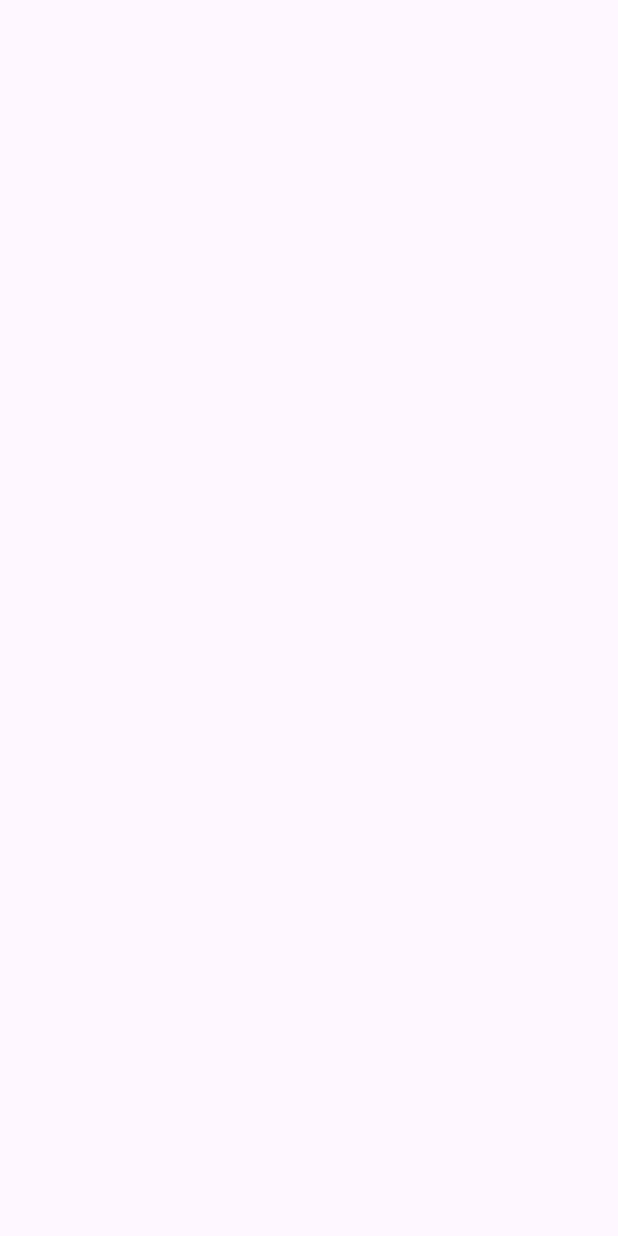
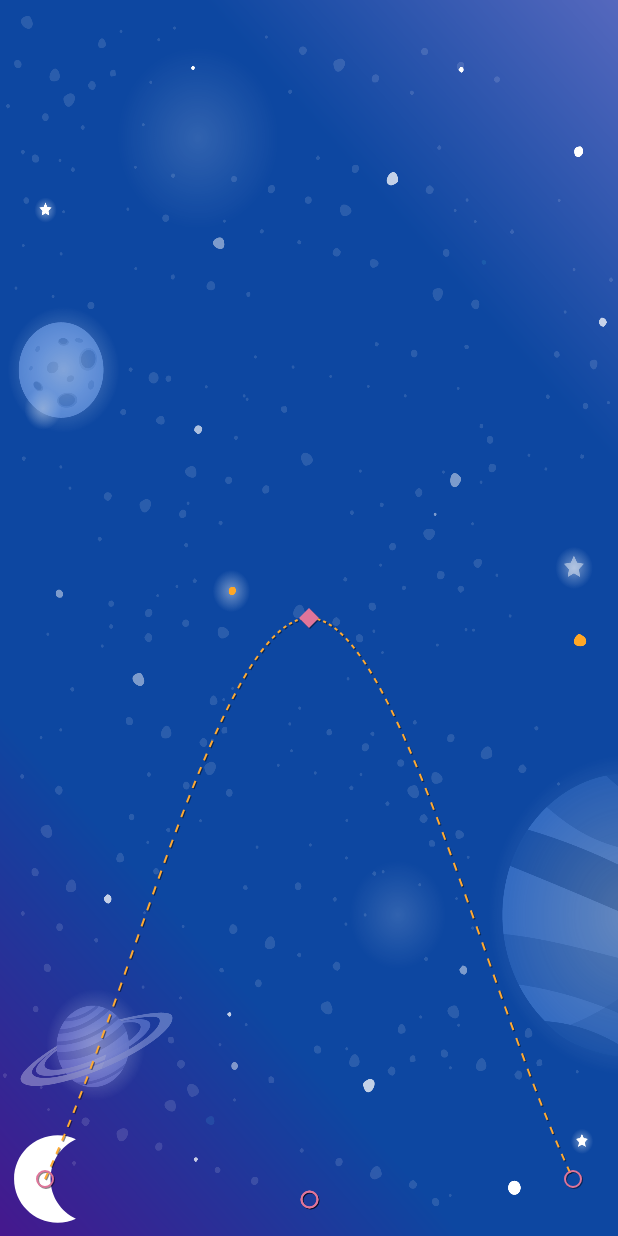
Before and after one commit to Uthoai/Motion-ex-list, an Android app: the Step3Activity screen opened directly, with no data from a screen before it, on a phone screen of 412 x 824 dp. Before the commit the screen is empty. Run offline under Robolectric (Android 15) with nearby library versions, the phone set to English and light mode, and no system bars.

Commit message:
step3 -Modifying a path step4 -Building complex paths

```diff
--- a/app/src/main/res/layout/activity_step3.xml
+++ b/app/src/main/res/layout/activity_step3.xml
@@ -1,10 +1,35 @@
 <?xml version="1.0" encoding="utf-8"?>
-<androidx.constraintlayout.widget.ConstraintLayout xmlns:android="http://schemas.android.com/apk/res/android"
+<androidx.constraintlayout.motion.widget.MotionLayout
+    xmlns:android="http://schemas.android.com/apk/res/android"
     xmlns:app="http://schemas.android.com/apk/res-auto"
     xmlns:tools="http://schemas.android.com/tools"
     android:id="@+id/main"
     android:layout_width="match_parent"
     android:layout_height="match_parent"
-    tools:context=".ui.Step3Activity">
+    android:background="@drawable/background"
+    app:layoutDescription="@xml/activity_step3_scene"
+    tools:context=".ui.Step3Activity"
+    app:motionDebug="SHOW_PATH">
 
-</androidx.constraintlayout.widget.ConstraintLayout>
+    <ImageView
+        android:id="@+id/iv_moon"
+        android:layout_width="wrap_content"
+        android:layout_height="wrap_content"
+        android:src="@drawable/ic_moon"
+        android:layout_marginBottom="8dp"
+        app:layout_constraintBottom_toBottomOf="parent"
+        app:layout_constraintStart_toStartOf="parent"/>
+
+    <TextView
+        android:id="@+id/tv_credits"
+        android:layout_width="wrap_content"
+        android:layout_height="wrap_content"
+        android:text="@string/credits"
+        android:textColor="?colorOnPrimary"
+        android:textSize="24sp"
+        app:layout_constraintBottom_toBottomOf="parent"
+        app:layout_constraintStart_toStartOf="parent"
+        app:layout_constraintEnd_toEndOf="parent"
+        android:layout_marginBottom="8dp"/>
+
+</androidx.constraintlayout.motion.widget.MotionLayout>
--- a/app/src/main/res/values/strings.xml
+++ b/app/src/main/res/values/strings.xml
@@ -1,3 +1,4 @@
 <resources>
     <string name="app_name">Motion_EX_List</string>
+    <string name="credits">Virginia P @ Google</string>
 </resources>
--- /dev/null
+++ b/app/src/main/res/xml/activity_step3_scene.xml
@@ -0,0 +1,63 @@
+<?xml version="1.0" encoding="utf-8"?>
+<MotionScene
+    xmlns:android="http://schemas.android.com/apk/res/android"
+    xmlns:motion="http://schemas.android.com/apk/res-auto">
+
+    <Transition
+        motion:constraintSetEnd="@+id/end"
+        motion:constraintSetStart="@id/start"
+        motion:duration="3000">
+
+        <OnClick
+            motion:targetId="@id/iv_moon"
+            motion:clickAction="toggle"/>
+
+       <KeyFrameSet>
+           <KeyPosition
+               motion:keyPositionType="parentRelative"
+               motion:framePosition="50"
+               motion:motionTarget="@id/iv_moon"
+               motion:percentY="0.5"/>
+       </KeyFrameSet>
+    </Transition>
+
+    <ConstraintSet android:id="@+id/start">
+        <Constraint
+            android:id="@+id/iv_moon"
+            android:layout_width="wrap_content"
+            android:layout_height="wrap_content"
+            android:layout_marginBottom="8dp"
+            motion:layout_constraintStart_toStartOf="parent"
+            motion:layout_constraintBottom_toBottomOf="parent"/>
+
+        <Constraint
+            android:id="@+id/tv_credits"
+            android:layout_width="wrap_content"
+            android:layout_height="wrap_content"
+            android:layout_marginBottom="8dp"
+            android:alpha="0.0"
+            motion:layout_constraintStart_toStartOf="parent"
+            motion:layout_constraintBottom_toBottomOf="parent"
+            motion:layout_constraintEnd_toEndOf="parent"/>
+    </ConstraintSet>
+
+    <ConstraintSet android:id="@+id/end">
+        <Constraint
+            android:id="@+id/iv_moon"
+            android:layout_width="wrap_content"
+            android:layout_height="wrap_content"
+            android:layout_marginBottom="8dp"
+            motion:layout_constraintEnd_toEndOf="parent"
+            motion:layout_constraintBottom_toBottomOf="parent"/>
+
+        <Constraint
+            android:id="@+id/tv_credits"
+            android:layout_width="wrap_content"
+            android:layout_height="wrap_content"
+            android:layout_marginBottom="8dp"
+            android:alpha="1.0"
+            motion:layout_constraintStart_toStartOf="parent"
+            motion:layout_constraintBottom_toBottomOf="parent"
+            motion:layout_constraintEnd_toEndOf="parent"/>
+    </ConstraintSet>
+</MotionScene>
```
Also changed, not shown: app/src/main/res/layout/activity_step4.xml (+18 -3 lines), app/src/main/res/xml/activity_step4_scene.xml (added, +76 -0 lines).
